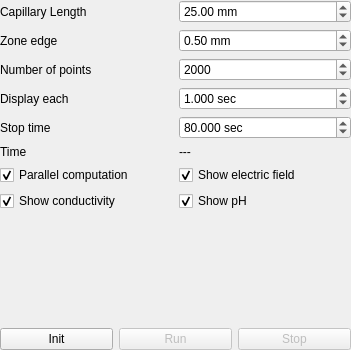
The window that src/computecontrol.ui (hobrasoft/simul6) describes before a commit, drawn with Qt 5.
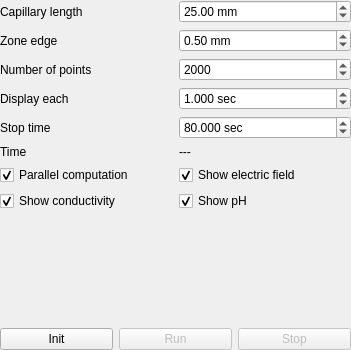
The same window after the commit.

Commit message: Swap button is now able to show/hide

```diff
--- a/src/computecontrol.ui
+++ b/src/computecontrol.ui
@@ -203,7 +203,7 @@
      <item row="0" column="0">
       <widget class="QLabel" name="label_2">
        <property name="text">
-        <string>Capillary Length</string>
+        <string>Capillary length</string>
        </property>
       </widget>
      </item>
```
The commit also changes 7 other files.
